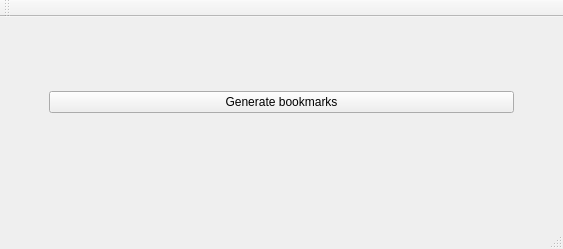
Old version of the form mainwindow.ui in the repository 5yato4ok/timeline_widget.
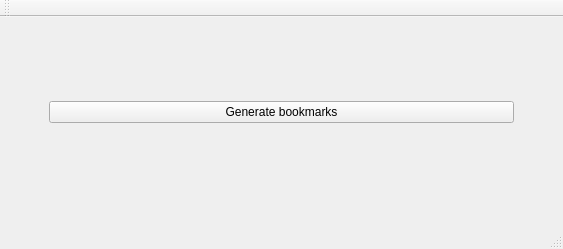
New version of the form.

```diff
--- a/mainwindow.ui
+++ b/mainwindow.ui
@@ -81,19 +81,6 @@
       </item>
      </layout>
     </item>
-    <item>
-     <spacer name="horizontalSpacer">
-      <property name="orientation">
-       <enum>Qt::Horizontal</enum>
-      </property>
-      <property name="sizeHint" stdset="0">
-       <size>
-        <width>40</width>
-        <height>20</height>
-       </size>
-      </property>
-     </spacer>
-    </item>
     <item>
      <layout class="QVBoxLayout" name="graphicsLayout"/>
     </item>
```
